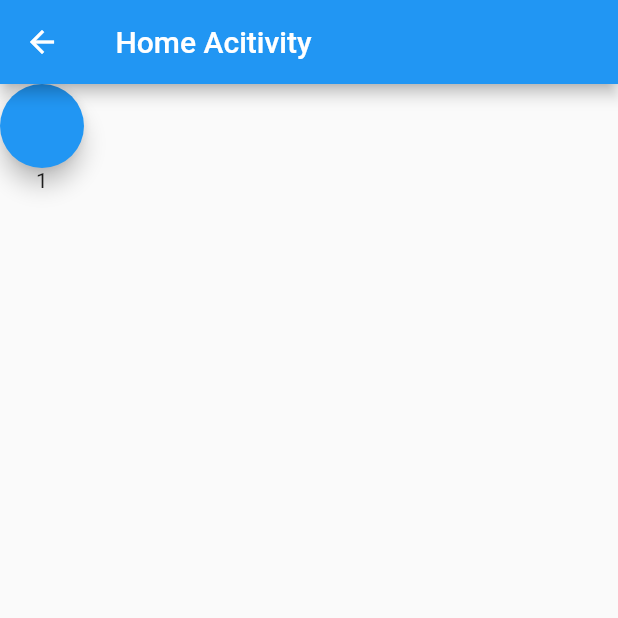
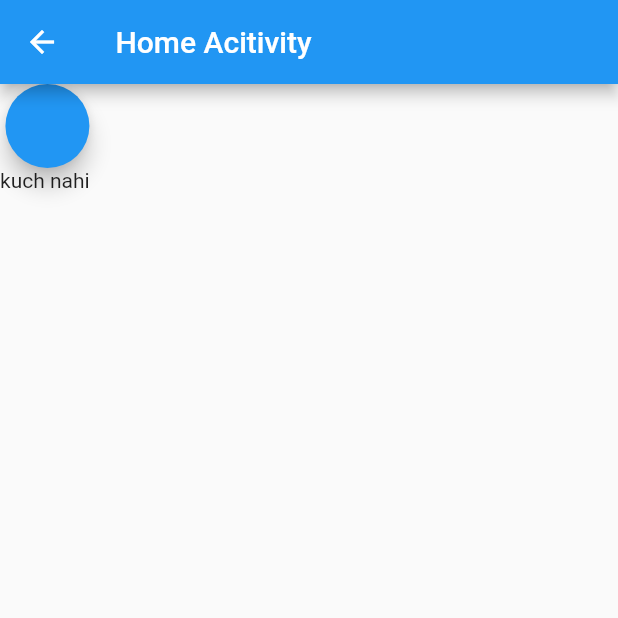
Before and after one commit to anu5priya7/Weather_App_Flutter, a Flutter app: the screen it shows after launch, after a tap on "Go To Home", on a phone screen of 412 x 824 dp, the top half of it. Run offline on Flutter 3.47's test engine with Material 2 defaults, Android fonts, the phone set to English and light mode, and no system bars; network calls fail.

```diff
--- a/lib/Activity/home.dart
+++ b/lib/Activity/home.dart
@@ -11,22 +11,11 @@ class Home extends StatefulWidget {
 }
 
 class _HomeState extends State<Home> {
-  void getData() async {
-    Response response = await get(
-        "https://api.openweathermap.org/data/2.5/weather?lat=44.34&lon=10.99&appid=d52ff08ee596defc32ab49ab298fd836"
-            as Uri);
-    Map data = jsonDecode(response.body);
-    List Weather_data = data['weather'];
-    Map weather_main_data = Weather_data[0];
-    print(Weather_data);
-    print(weather_main_data['main']);
-  }
 
-  int counter = 1;
   @override
   void initState() {
     super.initState();
-    getData();
+
     print("this is a init state");
   }
 
@@ -52,12 +41,8 @@ class _HomeState extends State<Home> {
         ),
         body: Column(
           children: <Widget>[
-            FloatingActionButton(
-              onPressed: () => setState(() {
-                counter += 1;
-              }),
-            ),
-            Text("$counter"),
+            FloatingActionButton(onPressed: () => () {}),
+            Text("kuch nahi "),
           ],
         ));
   }
--- a/lib/Activity/loading.dart
+++ b/lib/Activity/loading.dart
@@ -1,4 +1,5 @@
 import 'package:flutter/material.dart';
+import 'package:weather_app/Worker/worker.dart';
 
 class Loading extends StatefulWidget {
   const Loading({super.key});
@@ -8,6 +9,25 @@ class Loading extends StatefulWidget {
 }
 
 class _LoadingState extends State<Loading> {
+
+  //String Temperature = "Loading";
+
+  void startApp() async {
+    worker instance = worker(location: "Bhopal");
+    await instance.getData();
+
+    print(instance.air_speed);
+    print(instance.description);
+  }
+
+  @override
+  void initState() {
+    // TODO: implement initState
+    startApp();
+    super.initState();
+
+  }
+
   @override
   Widget build(BuildContext context) {
     return Scaffold(
--- /dev/null
+++ b/lib/Worker/worker.dart
@@ -0,0 +1,53 @@
+import 'dart:convert';
+
+import 'package:http/http.dart';
+import 'package:http/http.dart' as http;
+import 'package:weather_app/main.dart';
+
+class worker {
+  late String location;
+
+  worker({required this.location}) {
+    location = this.location;
+  }
+
+
+  late String temp;
+  late String humidity;
+  late String air_speed;
+  late String description;
+  late String main;
+
+
+
+
+    Future <void> getData() async {
+      String url =   'https://api.openweathermap.org/data/2.5/weather?q=Sangrur&appid=d52ff08ee596defc32ab49ab298fd836';
+    Response response = await get(Uri.parse(url));
+    Map data = jsonDecode(response.body);
+
+    //getting temp, Humidity
+    Map temp_data = data['main'];
+    double getHumidity = temp_data['humidity'];
+    double getTemp = temp_data['temp'];
+
+    //getting air_speed
+    Map wind = data['wind'];
+    double getAir_speed = wind['speed'];
+
+    //getting description
+    List weather_data = data['weather'];
+    Map weather_main_data = weather_data[0];
+    String getMain_des = weather_main_data['main'];
+    String getDesc = weather_main_data['description'];
+
+    //Assigning value
+    temp = getTemp.toString();
+    humidity = getHumidity.toString();
+    air_speed = getAir_speed.toString();
+    description = getDesc;
+    main = getMain_des;
+
+  }
+
+}
```
